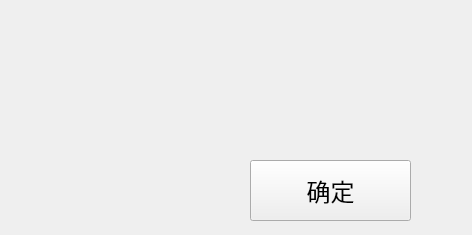
First picture: the form in custommessagebox.ui, repository alphonso64/EnergyBox, before the edit.
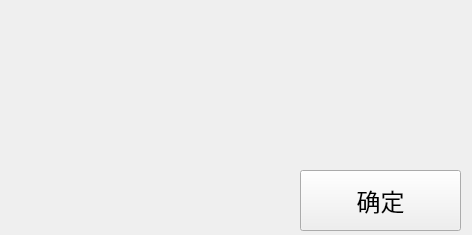
Second picture: the form after the edit.

Patch:
```diff
--- a/custommessagebox.ui
+++ b/custommessagebox.ui
@@ -16,9 +16,9 @@
   <widget class="QLabel" name="label">
    <property name="geometry">
     <rect>
-     <x>60</x>
+     <x>20</x>
      <y>40</y>
-     <width>351</width>
+     <width>441</width>
      <height>81</height>
     </rect>
    </property>
@@ -35,8 +35,8 @@
   <widget class="QPushButton" name="pushButton">
    <property name="geometry">
     <rect>
-     <x>250</x>
-     <y>160</y>
+     <x>300</x>
+     <y>170</y>
      <width>161</width>
      <height>61</height>
     </rect>
```
